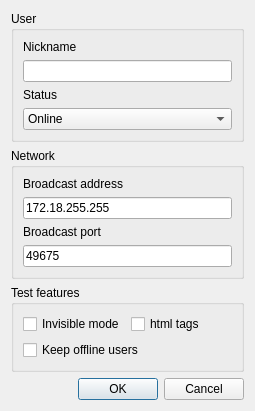
Old version of the form qConfig.ui in the repository darl/qChat.
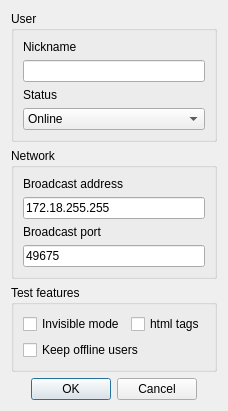
New version of the form. Icons and pictures are not drawn.

The edit to the form file:
```diff
--- a/qConfig.ui
+++ b/qConfig.ui
@@ -9,7 +9,7 @@
    <rect>
     <x>0</x>
     <y>0</y>
-    <width>255</width>
+    <width>202</width>
     <height>368</height>
    </rect>
   </property>
@@ -21,8 +21,8 @@
   </property>
   <property name="maximumSize">
    <size>
-    <width>255</width>
-    <height>368</height>
+    <width>16777215</width>
+    <height>16777215</height>
    </size>
   </property>
   <property name="windowTitle">
@@ -174,6 +174,9 @@
      <property name="standardButtons">
       <set>QDialogButtonBox::Cancel|QDialogButtonBox::Ok</set>
      </property>
+     <property name="centerButtons">
+      <bool>true</bool>
+     </property>
     </widget>
    </item>
   </layout>
```
Left out of the diff: 32 changed lines with no effect on the pictures.
